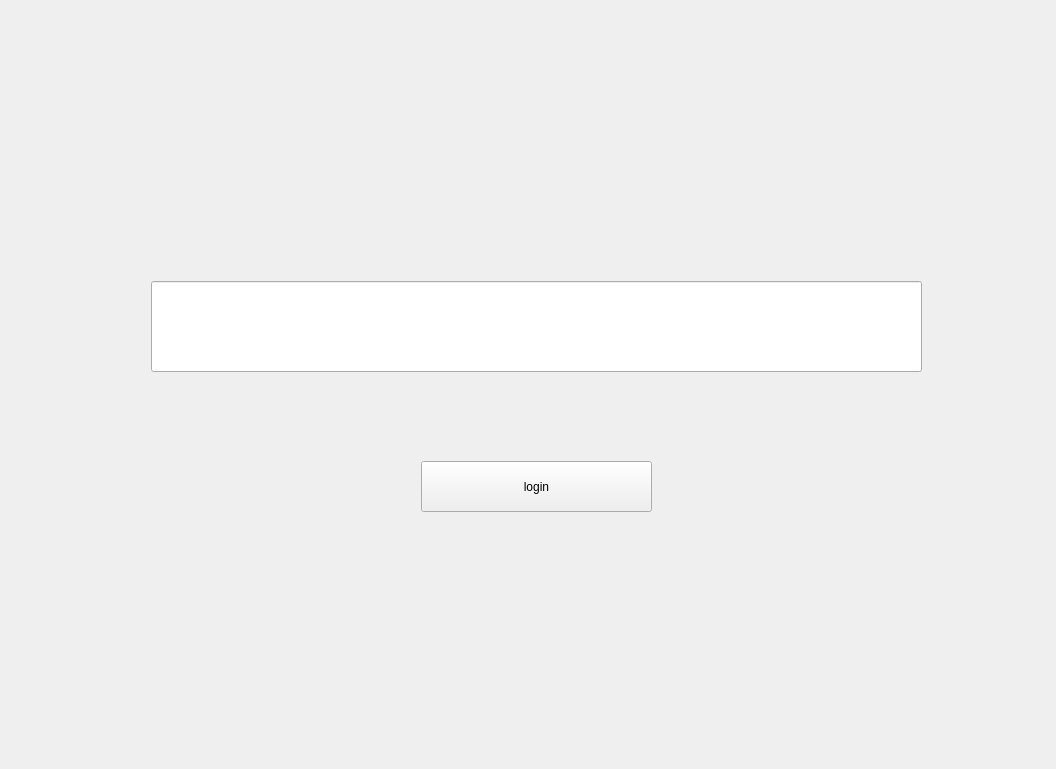
Old version of the form testWidget/Login.ui in the repository hg-hg/2019-DungeonNStones.
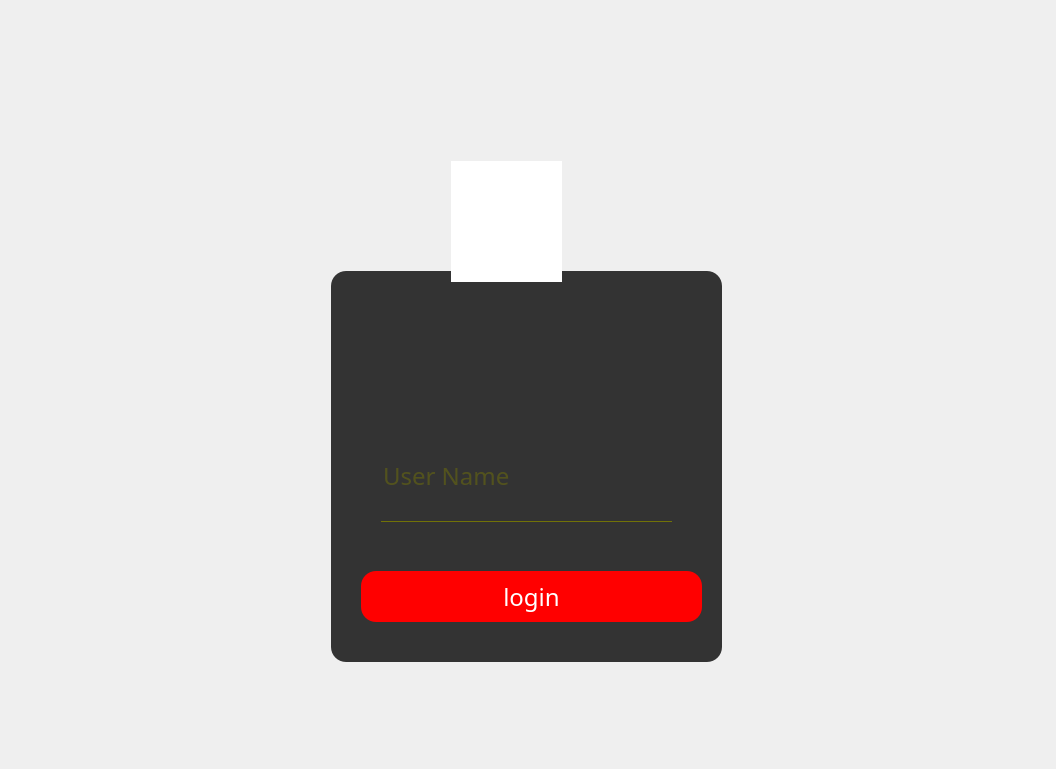
New version of the form. Icons and pictures are not drawn.

What changed in the file:
```diff
--- a/testWidget/Login.ui
+++ b/testWidget/Login.ui
@@ -20,27 +20,105 @@
       <number>0</number>
      </property>
      <widget class="QWidget" name="enterAccount">
-      <widget class="QLineEdit" name="account">
+      <widget class="QFrame" name="frame">
        <property name="geometry">
         <rect>
-         <x>140</x>
-         <y>270</y>
-         <width>771</width>
-         <height>91</height>
+         <x>320</x>
+         <y>260</y>
+         <width>391</width>
+         <height>391</height>
         </rect>
        </property>
+       <property name="styleSheet">
+        <string notr="true">*{
+	font-family:century gothic;
+	font-size:24px;
+}
+#LogIn{
+	background:url(E://LogInScene.jpg);
+}
+QFrame{
+	background:#333;
+	border-radius:15px;
+}
+QToolButton{
+	border-radius:60px;
+	background:white;
+}
+QLabel{
+	color:white;
+}
+QPushButton{
+	border-radius:15px;
+	background:red;
+	color:white;
+}
+QPushButton:hover{
+	border-radius:15px;
+	background:#94edff;
+	color:white;
+}
+QLineEdit{
+background:transparent;
+border:none;
+color:#717207;
+border-bottom:1px solid #717207;
+
+}</string>
+       </property>
+       <property name="frameShape">
+        <enum>QFrame::StyledPanel</enum>
+       </property>
+       <property name="frameShadow">
+        <enum>QFrame::Raised</enum>
+       </property>
+       <widget class="QLineEdit" name="account">
+        <property name="geometry">
+         <rect>
+          <x>50</x>
+          <y>160</y>
+          <width>291</width>
+          <height>91</height>
+         </rect>
+        </property>
+        <property name="placeholderText">
+         <string>User Name</string>
+        </property>
+       </widget>
+       <widget class="QPushButton" name="login">
+        <property name="geometry">
+         <rect>
+          <x>30</x>
+          <y>300</y>
+          <width>341</width>
+          <height>51</height>
+         </rect>
+        </property>
+        <property name="text">
+         <string>login</string>
+        </property>
+       </widget>
       </widget>
-      <widget class="QPushButton" name="login">
+      <widget class="QLabel" name="label_2">
        <property name="geometry">
         <rect>
-         <x>410</x>
-         <y>450</y>
-         <width>231</width>
-         <height>51</height>
+         <x>440</x>
+         <y>150</y>
+         <width>111</width>
+         <height>121</height>
         </rect>
        </property>
+       <property name="styleSheet">
+        <string notr="true">QLabel{
+	border-radius:60px;
+	background:white;
+}</string>
+       </property>
        <property name="text">
-        <string>login</string>
+        <string/>
+       </property>
+       <property name="pixmap">
+        <pixmap>Picture/logIn.jpg</pixmap>
        </property>
       </widget>
      </widget>
```
